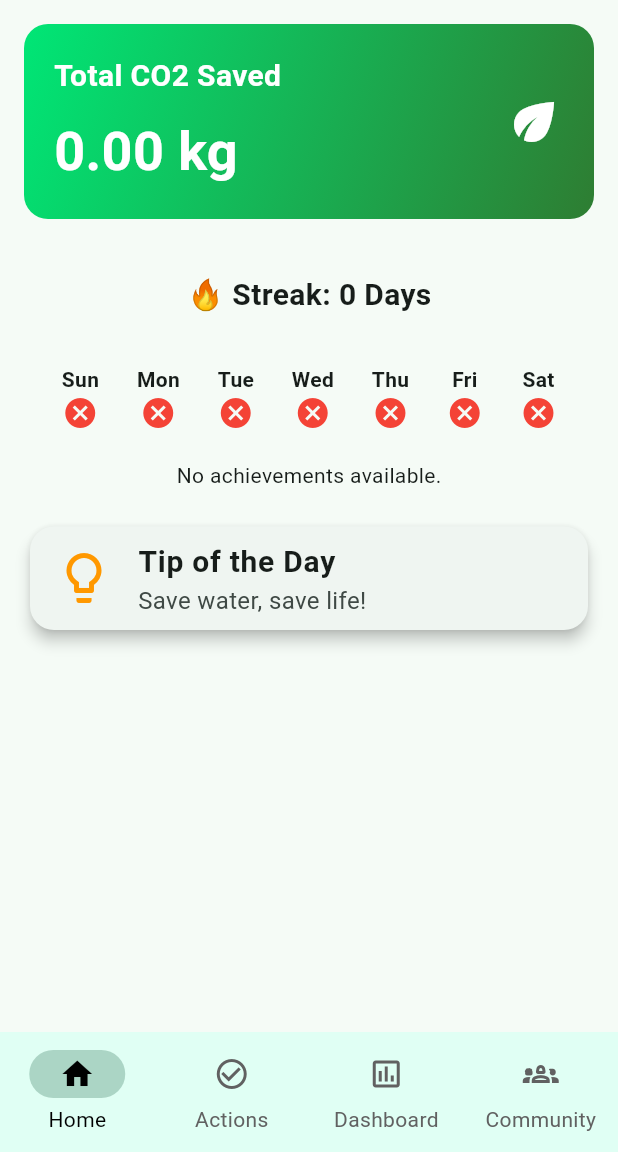
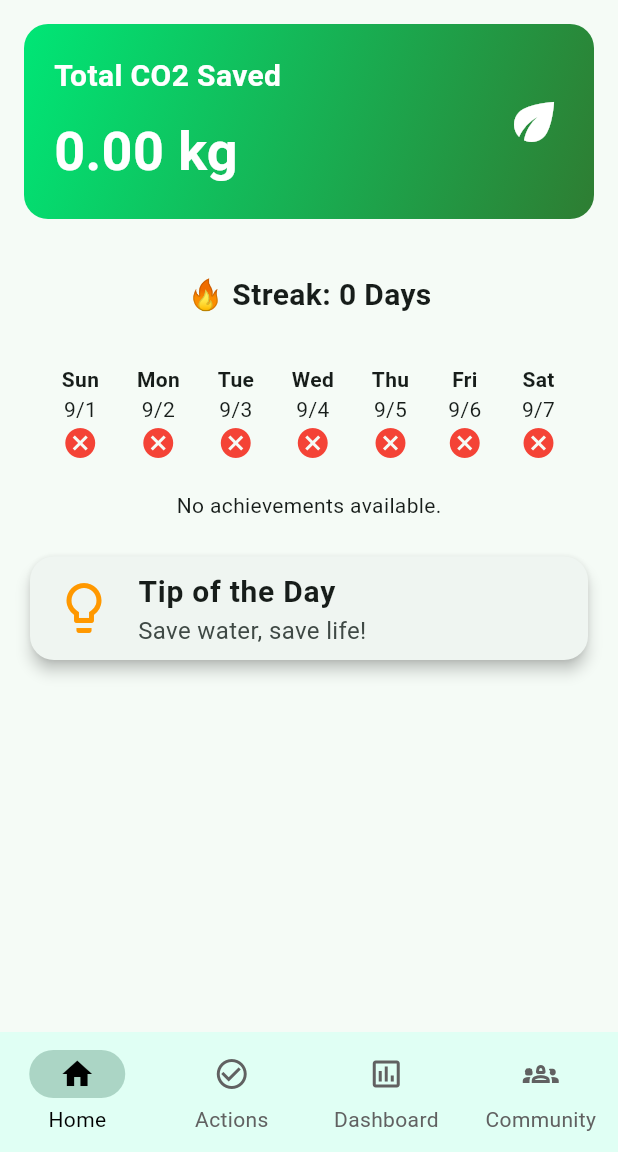
Before and after one commit to isha2125/C-Stain, a Flutter app: the screen it shows once a user with an empty profile is signed in, on a phone screen of 412 x 824 dp, the part 84-1236 px from its top. Run offline on Flutter 3.47's test engine with Material 3 defaults, Android fonts, the phone set to English and light mode, and no system bars; our stand-ins replace cloud_firestore, firebase_auth, firebase_core, flutter_riverpod, percent_indicator; missing offline and left inert: firebase_ui_auth, firebase_ui_oauth_google; accounts and stored records are empty.

Commit message:
bugs fixed

```diff
--- a/lib/components/streak_service.dart
+++ b/lib/components/streak_service.dart
@@ -3,33 +3,51 @@ import 'package:flutter/material.dart';
 import 'package:flutter_riverpod/flutter_riverpod.dart';
 import 'package:cloud_firestore/cloud_firestore.dart';
 
-// Define the streakProvider to get the current streak count
-final streakProvider = StreamProvider<int>((ref) {
-  final user = FirebaseAuth.instance.currentUser;
+List<DateTime> getCurrentWeekDates(DateTime today) {
+  // Find the current day of the week (Sunday = 0, Monday = 1, ..., Saturday = 6)
+  int currentDayOfWeek = today.weekday;
 
-  if (user == null) {
-    // Return a stream with 0 if no user is logged in
-    return Stream.value(0);
+  // Find the difference between today and the last Sunday
+  int differenceToSunday = currentDayOfWeek % 7;
+
+  // Calculate the date for the last Sunday
+  DateTime sunday = today.subtract(Duration(days: differenceToSunday));
+
+  // Create a list of 7 dates from Sunday to Saturday
+  List<DateTime> weekDates =
+      List.generate(7, (index) => sunday.add(Duration(days: index)));
+
+  return weekDates;
 }
 
-  final userId = user.uid;
+// Define the streakProvider to get the current streak count
+// final streakProvider = StreamProvider<int>((ref) {
+//   final user = FirebaseAuth.instance.currentUser;
 
-  // Listen for real-time updates in Firestore
-  return FirebaseFirestore.instance
-      .collection('user')
-      .doc(userId)
-      .snapshots()
-      .map((userDoc) {
-    if (userDoc.exists) {
-      final streak = userDoc.data()?['currentStreak'] ?? 0;
-      return streak;
-    } else {
-      return 0;
-    }
-  });
-});
+//   if (user == null) {
+//     // Return a stream with 0 if no user is logged in
+//     return Stream.value(0);
+//   }
 
-final weeklyStreakProvider = StreamProvider<Map<String, bool>>((ref) {
+//   final userId = user.uid;
+
+//   // Listen for real-time updates in Firestore
+//   return FirebaseFirestore.instance
+//       .collection('user')
+//       .doc(userId)
+//       .snapshots()
+//       .map((userDoc) {
+//     if (userDoc.exists) {
+//       final streak = userDoc.data()?['currentStreak'] ?? 0;
+//       return streak;
+//     } else {
+//       return 0;
+//     }
+//   });
+// });
+
+final weeklyStreakProvider = StreamProvider<Map<String, bool>>(
+  (ref) {
     final user = FirebaseAuth.instance.currentUser;
 
     if (user == null) {
@@ -43,7 +61,8 @@ final weeklyStreakProvider = StreamProvider<Map<String, bool>>((ref) {
         .collection('user')
         .doc(userId)
         .snapshots()
-      .map((userDoc) {
+        .map(
+      (userDoc) {
         if (userDoc.exists) {
           return {
             'Sunday': userDoc.data()?['streak_sunday'] ?? false,
@@ -57,7 +76,55 @@ final weeklyStreakProvider = StreamProvider<Map<String, bool>>((ref) {
         } else {
           return {};
         }
+      },
+    );
+  },
+);
+final streakProvider = StreamProvider<int>((ref) async* {
+  final user = FirebaseAuth.instance.currentUser;
+
+  if (user == null) {
+    yield 0;
+    return;
+  }
+
+  final userId = user.uid;
+
+  final userDoc = FirebaseFirestore.instance.collection('user').doc(userId);
+
+  // Listen for real-time updates in Firestore
+  await for (final snapshot in userDoc.snapshots()) {
+    if (snapshot.exists) {
+      final data = snapshot.data();
+      final streak = data?['currentStreak'] ?? 0;
+      final lastActionDateTimestamp = data?['lastActivityDate'] as Timestamp?;
+      final lastActionDate = lastActionDateTimestamp?.toDate();
+
+      DateTime today = DateTime.now();
+
+      if (lastActionDate != null) {
+        // Calculate the difference in days between today and the last action date
+        final differenceInDays = today.difference(lastActionDate).inDays;
+
+        if (differenceInDays > 1) {
+          // If more than 1 day has passed without logging an action, reset the streak
+          await userDoc.update({
+            'currentStreak': 0,
+            'lastActivityDate': today,
           });
+          yield 0;
+        } else {
+          // If today is the next day, continue the streak
+          yield streak;
+        }
+      } else {
+        // If no last action date exists, assume the streak is 0
+        yield 0;
+      }
+    } else {
+      yield 0;
+    }
+  }
 });
 
 class StreakWidget extends ConsumerWidget {
@@ -65,6 +132,9 @@ class StreakWidget extends ConsumerWidget {
   Widget build(BuildContext context, WidgetRef ref) {
     final asyncStreak = ref.watch(streakProvider);
     final weeklyStreakAsync = ref.watch(weeklyStreakProvider);
+
+    DateTime today = DateTime.now();
+    List<DateTime> weekDates = getCurrentWeekDates(today);
 
     return Column(
       children: [
@@ -92,6 +162,13 @@ class StreakWidget extends ConsumerWidget {
   }
 
   Widget _buildWeeklyStreakView(Map<String, bool> weeklyStreak) {
+    // Get the current date
+    DateTime today = DateTime.now();
+
+    // Fetch the current week's dates (Sunday to Saturday)
+    List<DateTime> weekDates = getCurrentWeekDates(today);
+
+    // List of day names
     List<String> days = [
       'Sunday',
       'Monday',
@@ -104,20 +181,80 @@ class StreakWidget extends ConsumerWidget {
 
     return Row(
       mainAxisAlignment: MainAxisAlignment.spaceEvenly,
-      children: days.map((day) {
+      children: List.generate(7, (index) {
+        String day = days[index];
+        DateTime date =
+            weekDates[index]; // Get the corresponding date for each day
+
         bool hasStreak = weeklyStreak[day] ?? false;
+
+        // Format the date as MM/DD (you can adjust this format)
+        String formattedDate = "${date.month}/${date.day}";
 
         return Column(
           children: [
-            Text(day.substring(0, 3),
+            Text(
+                day.substring(
+                    0, 3), // Display the day name (e.g., Sun, Mon, ...)
                 style: TextStyle(fontWeight: FontWeight.bold)),
+            Text(formattedDate), // Display the formatted date
             Icon(
               hasStreak ? Icons.check_circle : Icons.cancel,
               color: hasStreak ? Colors.green : Colors.red,
             ),
           ],
         );
-      }).toList(),
+      }),
     );
   }
 }
+
+Future<void> logUserAction() async {
+  final user = FirebaseAuth.instance.currentUser;
+
+  if (user == null) return;
+
+  final userId = user.uid;
+  final userDoc = FirebaseFirestore.instance.collection('user').doc(userId);
+
+  final snapshot = await userDoc.get();
+
+  if (snapshot.exists) {
+    final data = snapshot.data();
+    final currentStreak = data?['currentStreak'] ?? 0;
+    final lastActionDateTimestamp = data?['lastActivityDate'] as Timestamp?;
+    final lastActionDate = lastActionDateTimestamp?.toDate();
+
+    DateTime today = DateTime.now();
+
+    if (lastActionDate != null) {
+      final differenceInDays = today.difference(lastActionDate).inDays;
+
+      if (differenceInDays == 1) {
+        // Continue the streak if the action was logged on the next day
+        await userDoc.update({
+          'currentStreak': currentStreak + 1,
+          'lastActivityDate': today,
+        });
+      } else if (differenceInDays > 1) {
+        // Reset the streak if more than 1 day has passed
+        await userDoc.update({
+          'currentStreak': 1, // Reset to 1 because the user is logging today
+          'lastActivityDate': today,
+        });
+      }
+    } else {
+      // If no previous action exists, initialize the streak
+      await userDoc.set({
+        'currentStreak': 1,
+        'lastActivityDate': today,
+      });
+    }
+  } else {
+    // Create the document for the user if it doesn't exist
+    await userDoc.set({
+      'currentStreak': 1,
+      'lastActivityDate': DateTime.now(),
+    });
+  }
+}
--- a/lib/main.dart
+++ b/lib/main.dart
@@ -22,7 +22,7 @@ class MyApp extends StatelessWidget {
   @override
   Widget build(BuildContext context) {
     return MaterialApp(
-      title: 'Flutter Demo',
+      title: 'C:Stain',
       theme: ThemeData(
         colorScheme: ColorScheme.fromSeed(seedColor: const Color(0xFFABD5C5)),
         useMaterial3: true,
--- a/lib/screens/action_detailScreen.dart
+++ b/lib/screens/action_detailScreen.dart
@@ -1,6 +1,7 @@
 import 'package:cloud_firestore/cloud_firestore.dart';
 import 'package:cstain/components/duration_picker.dart';
 import 'package:cstain/components/loader.dart';
+import 'package:cstain/components/streak_service.dart';
 import 'package:cstain/models/categories_and_action.dart';
 import 'package:cstain/models/user_contribution.dart';
 import 'package:cstain/providers/providers.dart';
@@ -344,6 +345,7 @@ class _ActionDetailScreenState extends ConsumerState<ActionDetailScreen> {
                           '$action: ${selectedDuration.inMinutes} minutes, CO2 saved: ${(selectedDuration.inMinutes * co2SavingFactor).toStringAsFixed(2)}');
                       Navigator.pop(context);
                       widget.onNavigateBack();
+                      logUserAction();
                     } catch (e) {
                       print('Error adding user contribution: $e');
                     }
--- a/lib/screens/home_screen.dart
+++ b/lib/screens/home_screen.dart
@@ -212,7 +212,7 @@ class HomeScreen extends ConsumerWidget {
                   SizedBox(height: 20),
 
                   // Achievement Progress
-                  _buildAchievementProgress(myUser, achievementsList),
+                  _buildAchievementProgress(myUser, achievementsList, ref),
 
                   // Card(
                   //   shape: RoundedRectangleBorder(
@@ -296,7 +296,7 @@ class HomeScreen extends ConsumerWidget {
   }
 
   Widget _buildAchievementProgress(
-      UserModel user, List<AchievementsModel> achievements) {
+      UserModel user, List<AchievementsModel> achievements, WidgetRef ref) {
     print("User CO2 saved: ${user.total_CO2_saved}");
     print("Number of achievements: ${achievements.length}");
     // Find the next achievement
@@ -316,6 +316,26 @@ class HomeScreen extends ConsumerWidget {
       (a) => a.co2_threshold <= user.total_CO2_saved,
       orElse: () => achievements.first,
     );
+    // Check if the user has just completed an achievement
+    if (previousAchievement != achievements.first &&
+        user.total_CO2_saved >= previousAchievement.co2_threshold) {
+      // Store the completed achievement
+      WidgetsBinding.instance.addPostFrameCallback((_) async {
+        final firestoreService = ref.read(firestoreServiceProvider);
+        final hasAchievement = await firestoreService.hasUserAchievement(
+          user.uid,
+          previousAchievement.achievement_id,
+        );
+        if (!hasAchievement) {
+          await firestoreService.storeUserAchievement(
+            user.uid,
+            previousAchievement.achievement_id,
+          );
+          print(
+              'Achievement ${previousAchievement.name} stored for user ${user.uid}');
+        }
+      });
+    }
 
     print("Next achievement: ${nextAchievement.name}");
 
```
Also changed, not shown: lib/providers/firestore_service.dart (+31 -1 lines). Lines whose indentation alone changed are shown as unchanged.
